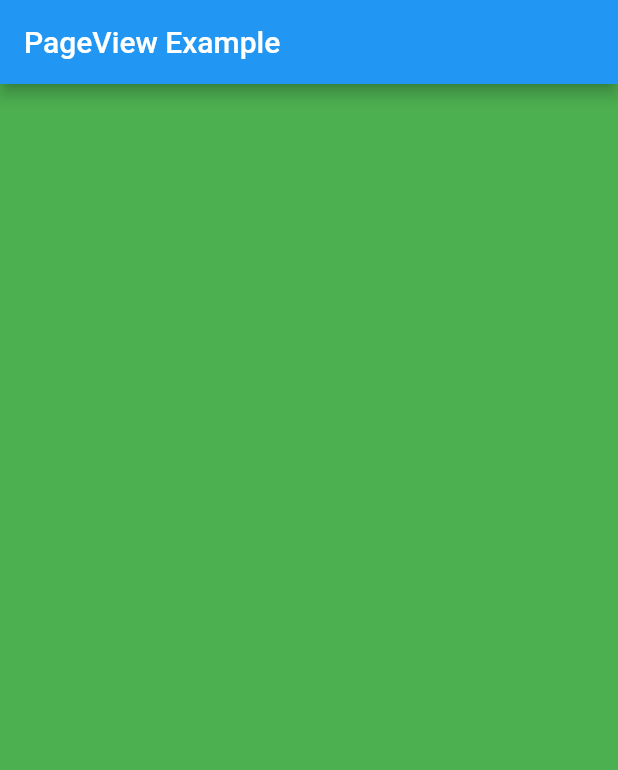
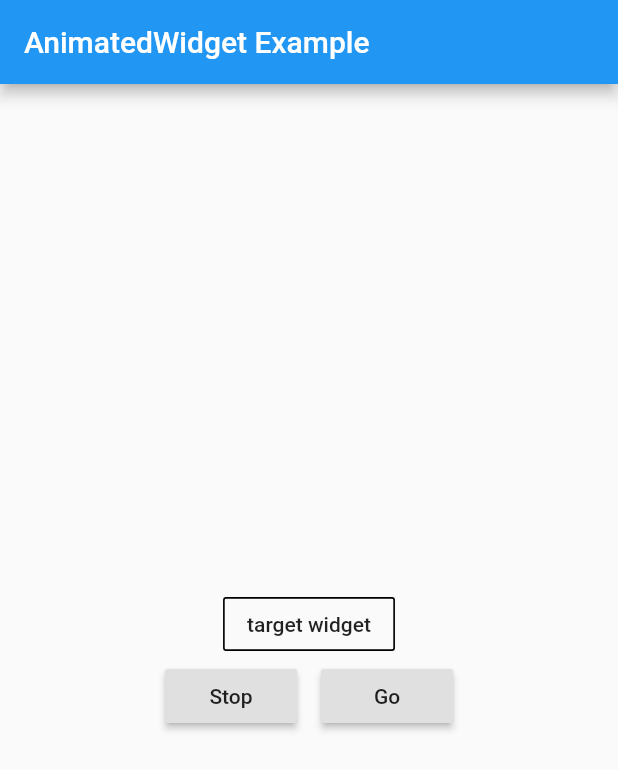
Before and after one commit to gyeongseokKang/flutter_tutorial, a Flutter app: the screen it shows after launch, on a phone screen of 412 x 824 dp. Shown: the top 770 px of the screen. Run offline on Flutter 3.47's test engine with Material 2 defaults, Android fonts, the phone set to English and light mode, and no system bars.

Commit message:
[Tutorial] #6 AnimatedWidget

```diff
--- a/lib/main.dart
+++ b/lib/main.dart
@@ -2,48 +2,88 @@ import 'package:flutter/material.dart';
 
 void main() => runApp(MyApp());
 
-/// This Widget is the main application widget.
 class MyApp extends StatelessWidget {
-  static const String _title = 'Flutter Code Sample';
-
   @override
   Widget build(BuildContext context) {
     return MaterialApp(
-      title: _title,
-      home: MyFirstWidget(),
+      title: 'Flutter Demo',
+      theme: ThemeData(
+        primarySwatch: Colors.blue,
+      ),
+      home: MyHomePage(),
     );
   }
 }
 
-/// This is the stateless widget that the main application instantiates.
-class MyFirstWidget extends StatelessWidget {
-  MyFirstWidget({Key key}) : super(key: key);
+class MyHomePage extends StatefulWidget {
+  @override
+  _MyHomePageState createState() => _MyHomePageState();
+}
+
+class _MyHomePageState extends State<MyHomePage>
+    with SingleTickerProviderStateMixin {
+  AnimationController _controller;
+
+  @override
+  void initState() {
+    _controller = AnimationController(
+      duration: Duration(seconds: 2),
+      vsync: this,
+      lowerBound: 1,
+      upperBound: 2,
+    )..repeat(reverse: true);
+    super.initState();
+  }
 
   @override
   Widget build(BuildContext context) {
     return Scaffold(
-      appBar: AppBar(
-        title: const Text('PageView Example'),
+      appBar: AppBar(title: const Text('AnimatedWidget Example')),
+      body: Center(
+        child: Column(
+          mainAxisAlignment: MainAxisAlignment.center,
+          children: <Widget>[
+            ButtonTransition(width: _controller),
+            Row(
+              mainAxisAlignment: MainAxisAlignment.center,
+              children: <Widget>[
+                RaisedButton(
+                  onPressed: () => _controller.stop(),
+                  child: Text("Stop"),
+                ),
+                Padding(padding: const EdgeInsets.all(8.0)),
+                RaisedButton(
+                  onPressed: () => _controller.repeat(reverse: true),
+                  child: Text("Go"),
+                )
+              ],
+            )
+          ],
+        ),
       ),
-      body: PageView(
-        children: <Widget>[
-          Container(
-            width: 100,
-            height: 100,
-            color: Colors.green,
-          ),
-          Container(
-            width: 100,
-            height: 100,
-            color: Colors.red,
-          ),
-          Container(
-            width: 100,
-            height: 100,
-            color: Colors.blue,
-          ),
-        ],
-      )
+    );
+  }
+
+  @override
+  void dispose() {
+    _controller.dispose();
+    super.dispose();
+  }
+}
+
+class ButtonTransition extends AnimatedWidget {
+  const ButtonTransition({width}) : super(listenable: width);
+
+  Animation<double> get _width => listenable;
+
+  @override
+  Widget build(BuildContext context) {
+    return OutlineButton(
+      onPressed: () => null,
+      borderSide: BorderSide(
+        width: _width.value,
+      ),
+      child: Text("target widget"),
     );
   }
 }
```
Also changed, not shown: 6 other files.
